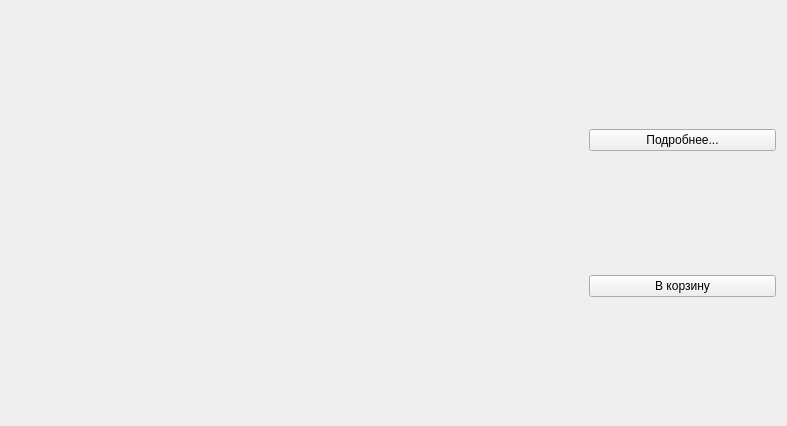
This is BD_course/bookcardwidget.ui in Supremepatty03/bookshop as Qt 5 draws it before an edit. The edited form follows.
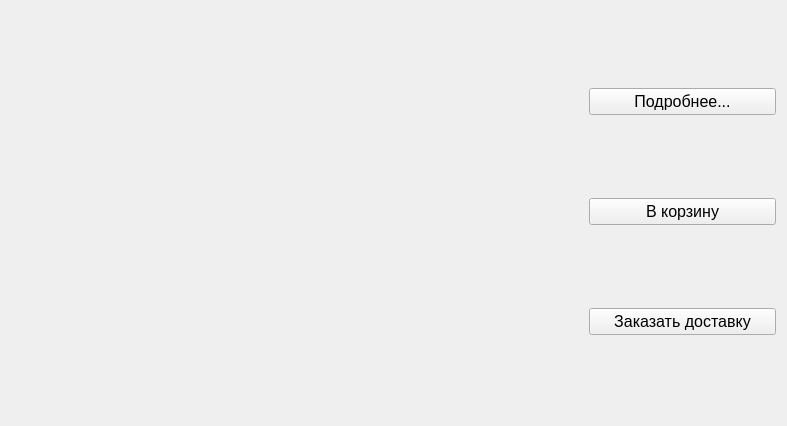
This is the edited form.

Commit message: cart+order page (unfinished)

```diff
--- a/BD_course/bookcardwidget.ui
+++ b/BD_course/bookcardwidget.ui
@@ -10,6 +10,11 @@
     <height>426</height>
    </rect>
   </property>
+  <property name="font">
+   <font>
+    <pointsize>12</pointsize>
+   </font>
+  </property>
   <layout class="QHBoxLayout" name="horizontalLayout">
    <item>
     <widget class="QLabel" name="coverLabel">
@@ -27,7 +32,22 @@
    <item>
     <layout class="QVBoxLayout" name="textLayout">
      <item>
-      <widget class="QLabel" name="titleLabel"/>
+      <widget class="QLabel" name="titleLabel">
+       <property name="font">
+        <font>
+         <pointsize>14</pointsize>
+         <italic>true</italic>
+         <bold>true</bold>
+        </font>
+       </property>
+      </widget>
+     </item>
+     <item>
+      <widget class="QLabel" name="genreLabel">
+       <property name="text">
+        <string/>
+       </property>
+      </widget>
      </item>
      <item>
       <widget class="QLabel" name="authorLabel"/>
@@ -53,6 +73,13 @@
        </property>
       </widget>
      </item>
+     <item>
+      <widget class="QPushButton" name="singleOrderButton">
+       <property name="text">
+        <string>Заказать доставку</string>
+       </property>
+      </widget>
+     </item>
     </layout>
    </item>
   </layout>
```
Left out of the diff: 2 changed lines with no effect on the pictures. The commit also changes 104 other files.
